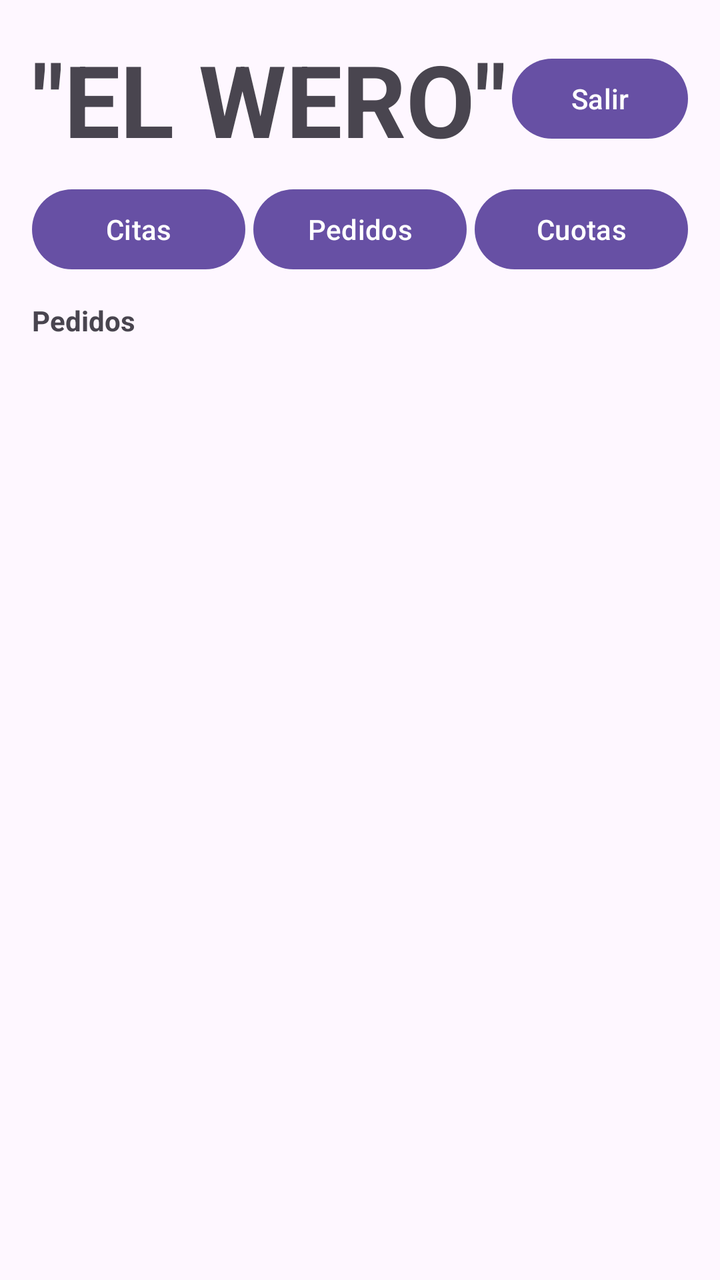
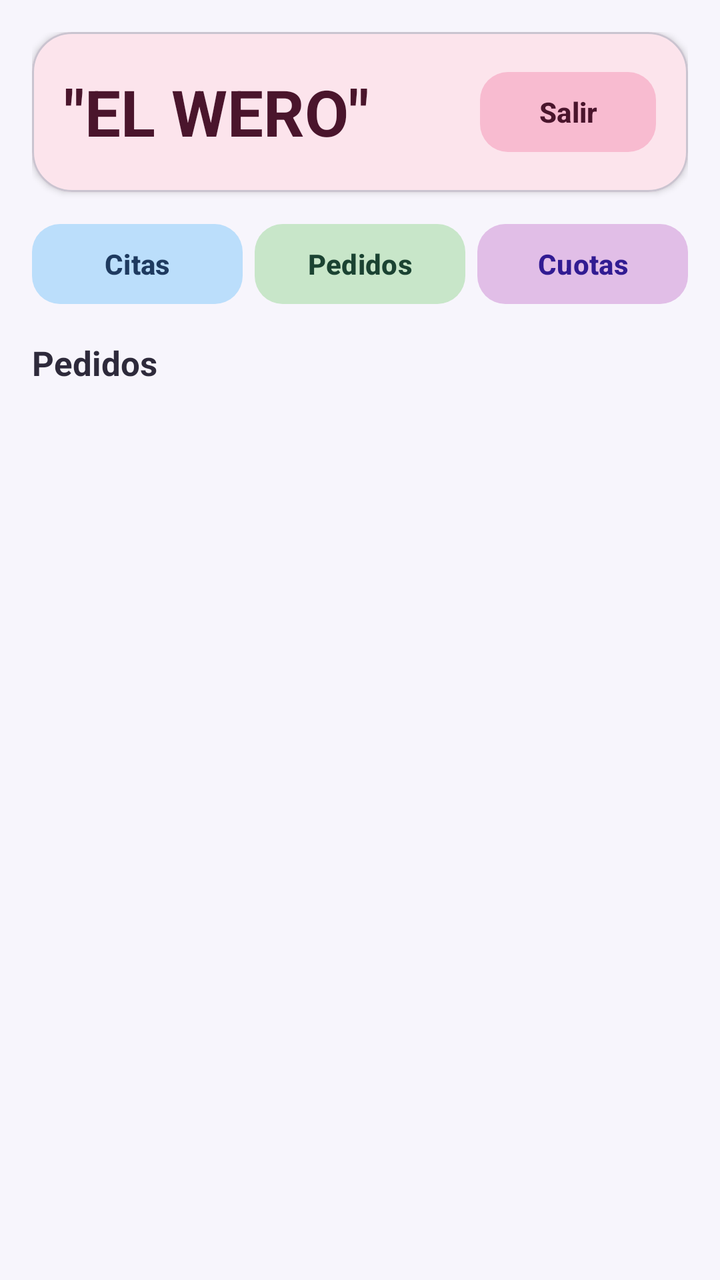

An Android layout rendered at two revisions. The XML below is the earlier revision; the diff shows what the commit changed to produce the second picture.
<!-- AndroidManifest.xml: application theme Theme.Proyecto_u3_Itzel_Monserrat -->
<!-- res/layout/activity_panel.xml -->
<?xml version="1.0" encoding="utf-8"?>
<LinearLayout xmlns:android="http://schemas.android.com/apk/res/android"
    android:layout_width="match_parent"
    android:layout_height="match_parent"
    android:orientation="vertical"
    android:padding="16dp">

    <LinearLayout
        android:layout_width="match_parent"
        android:layout_height="wrap_content"
        android:gravity="center_vertical"
        android:orientation="horizontal">

        <TextView
            android:id="@+id/tvBienvenida"
            android:layout_width="0dp"
            android:layout_height="wrap_content"
            android:layout_weight="1"
            android:text='"EL WERO"'
            android:textSize="50sp"
            android:textStyle="bold" />

        <Button
            android:id="@+id/btnCerrarSesion"
            android:layout_width="wrap_content"
            android:layout_height="wrap_content"
            android:text="Salir" />
    </LinearLayout>

    <LinearLayout
        android:layout_width="match_parent"
        android:layout_height="wrap_content"
        android:layout_marginTop="8dp"
        android:layout_marginBottom="12dp"
        android:orientation="horizontal">

        <Button
            android:id="@+id/btnNavCitas"
            android:layout_width="0dp"
            android:layout_height="wrap_content"
            android:layout_marginEnd="4dp"
            android:layout_weight="1"
            android:text="Citas" />

        <Button
            android:id="@+id/btnNavPedidos"
            android:layout_width="0dp"
            android:layout_height="wrap_content"
            android:layout_marginEnd="4dp"
            android:layout_weight="1"
            android:text="Pedidos" />

        <Button
            android:id="@+id/btnNavCuotas"
            android:layout_width="0dp"
            android:layout_height="wrap_content"
            android:layout_weight="1"
            android:text="Cuotas" />
    </LinearLayout>

    <TextView
        android:layout_width="wrap_content"
        android:layout_height="wrap_content"
        android:layout_marginBottom="6dp"
        android:text="Pedidos"
        android:textStyle="bold" />

    <androidx.recyclerview.widget.RecyclerView
        android:id="@+id/rvPedidosPanel"
        android:layout_width="match_parent"
        android:layout_height="0dp"
        android:layout_weight="1" />

</LinearLayout>
<!-- resources referenced by this layout -->
<resources>
  <style name="Theme.Proyecto_u3_Itzel_Monserrat" parent="Base.Theme.Proyecto_u3_Itzel_Monserrat" />
  <style name="Base.Theme.Proyecto_u3_Itzel_Monserrat" parent="Theme.Material3.DayNight.NoActionBar">
          
          
      </style>
</resources>

<!-- the commit's change to res/layout/activity_panel.xml (unified diff, before → after) -->
@@ -1,74 +1,115 @@
 <?xml version="1.0" encoding="utf-8"?>
 <LinearLayout xmlns:android="http://schemas.android.com/apk/res/android"
+    xmlns:app="http://schemas.android.com/apk/res-auto"
     android:layout_width="match_parent"
     android:layout_height="match_parent"
+    android:background="#F7F5FC"
     android:orientation="vertical"
     android:padding="16dp">
+
+    <com.google.android.material.card.MaterialCardView
+        android:layout_width="match_parent"
+        android:layout_height="wrap_content"
+        app:cardBackgroundColor="#FCE4EC"
+        app:cardCornerRadius="20dp"
+        app:cardElevation="2dp">
+
+        <LinearLayout
+            android:layout_width="match_parent"
+            android:layout_height="wrap_content"
+            android:gravity="center_vertical"
+            android:orientation="horizontal"
+            android:padding="16dp">
+
+            <TextView
+                android:id="@+id/tvBienvenida"
+                android:layout_width="0dp"
+                android:layout_height="wrap_content"
+                android:layout_marginEnd="10dp"
+                android:layout_weight="1"
+                android:text='"EL WERO"'
+                android:textColor="#4A152C"
+                android:textSize="32sp"
+                android:textStyle="bold" />
+
+            <com.google.android.material.button.MaterialButton
+                android:id="@+id/btnCerrarSesion"
+                android:layout_width="wrap_content"
+                android:layout_height="wrap_content"
+                android:text="Salir"
+                android:textAllCaps="false"
+                android:textColor="#4A152C"
+                android:textStyle="bold"
+                app:backgroundTint="#F8BBD0"
+                app:cornerRadius="14dp"
+                app:rippleColor="#F48FB1" />
+        </LinearLayout>
+    </com.google.android.material.card.MaterialCardView>
 
     <LinearLayout
         android:layout_width="match_parent"
         android:layout_height="wrap_content"
-        android:gravity="center_vertical"
+        android:layout_marginTop="12dp"
+        android:layout_marginBottom="14dp"
         android:orientation="horizontal">
 
-        <TextView
-            android:id="@+id/tvBienvenida"
-            android:layout_width="0dp"
-            android:layout_height="wrap_content"
-            android:layout_weight="1"
-            android:text='"EL WERO"'
-            android:textSize="50sp"
-            android:textStyle="bold" />
-
-        <Button
-            android:id="@+id/btnCerrarSesion"
-            android:layout_width="wrap_content"
-            android:layout_height="wrap_content"
-            android:text="Salir" />
-    </LinearLayout>
-
-    <LinearLayout
-        android:layout_width="match_parent"
-        android:layout_height="wrap_content"
-        android:layout_marginTop="8dp"
-        android:layout_marginBottom="12dp"
-        android:orientation="horizontal">
-
-        <Button
+        <com.google.android.material.button.MaterialButton
             android:id="@+id/btnNavCitas"
             android:layout_width="0dp"
-            android:layout_height="wrap_content"
-            android:layout_marginEnd="4dp"
+            android:layout_height="48dp"
+            android:layout_marginEnd="6dp"
             android:layout_weight="1"
-            android:text="Citas" />
+            android:text="Citas"
+            android:textAllCaps="false"
+            android:textColor="#1E3A5F"
+            android:textStyle="bold"
+            app:backgroundTint="#BBDEFB"
+            app:cornerRadius="14dp"
+            app:rippleColor="#90CAF9" />
 
-        <Button
+        <com.google.android.material.button.MaterialButton
             android:id="@+id/btnNavPedidos"
             android:layout_width="0dp"
-            android:layout_height="wrap_content"
-            android:layout_marginEnd="4dp"
+            android:layout_height="48dp"
+            android:layout_marginEnd="6dp"
             android:layout_weight="1"
-            android:text="Pedidos" />
+            android:text="Pedidos"
+            android:textAllCaps="false"
+            android:textColor="#1B4332"
+            android:textStyle="bold"
+            app:backgroundTint="#C8E6C9"
+            app:cornerRadius="14dp"
+            app:rippleColor="#A5D6A7" />
 
-        <Button
+        <com.google.android.material.button.MaterialButton
             android:id="@+id/btnNavCuotas"
             android:layout_width="0dp"
-            android:layout_height="wrap_content"
+            android:layout_height="48dp"
             android:layout_weight="1"
-            android:text="Cuotas" />
+            android:text="Cuotas"
+            android:textAllCaps="false"
+            android:textColor="#311B92"
+            android:textStyle="bold"
+            app:backgroundTint="#E1BEE7"
+            app:cornerRadius="14dp"
+            app:rippleColor="#CE93D8" />
     </LinearLayout>
 
     <TextView
         android:layout_width="wrap_content"
         android:layout_height="wrap_content"
-        android:layout_marginBottom="6dp"
+        android:layout_marginBottom="8dp"
         android:text="Pedidos"
+        android:textColor="#2E2A3B"
+        android:textSize="17sp"
         android:textStyle="bold" />
 
     <androidx.recyclerview.widget.RecyclerView
         android:id="@+id/rvPedidosPanel"
         android:layout_width="match_parent"
         android:layout_height="0dp"
-        android:layout_weight="1" />
+        android:layout_weight="1"
+        android:clipToPadding="false"
+        android:paddingBottom="8dp" />
 
 </LinearLayout>
